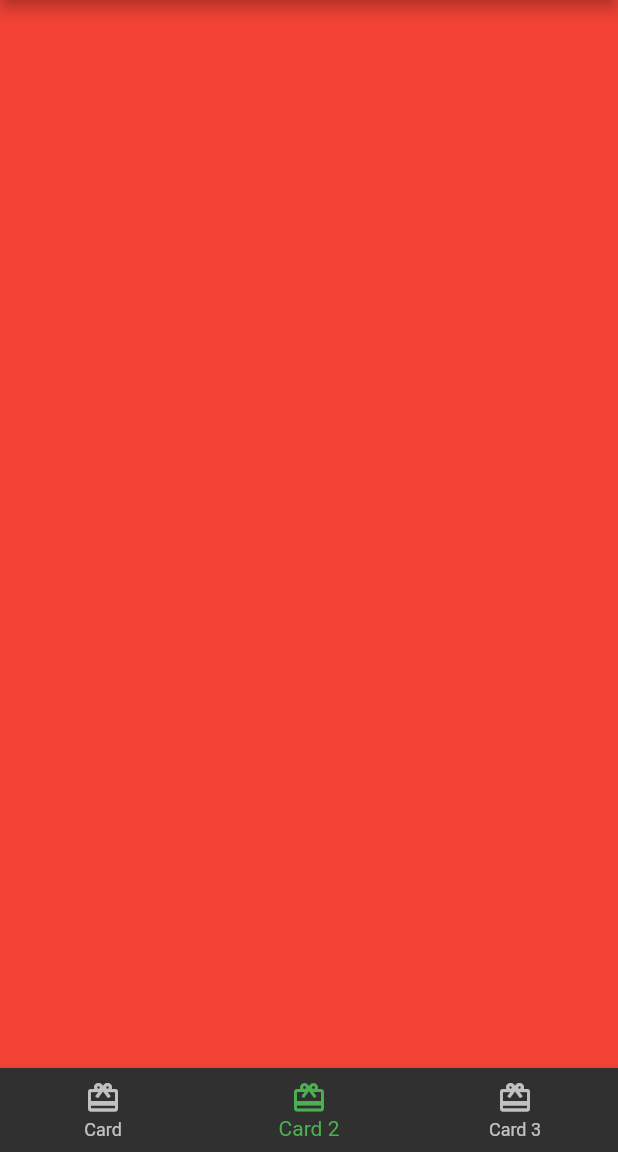
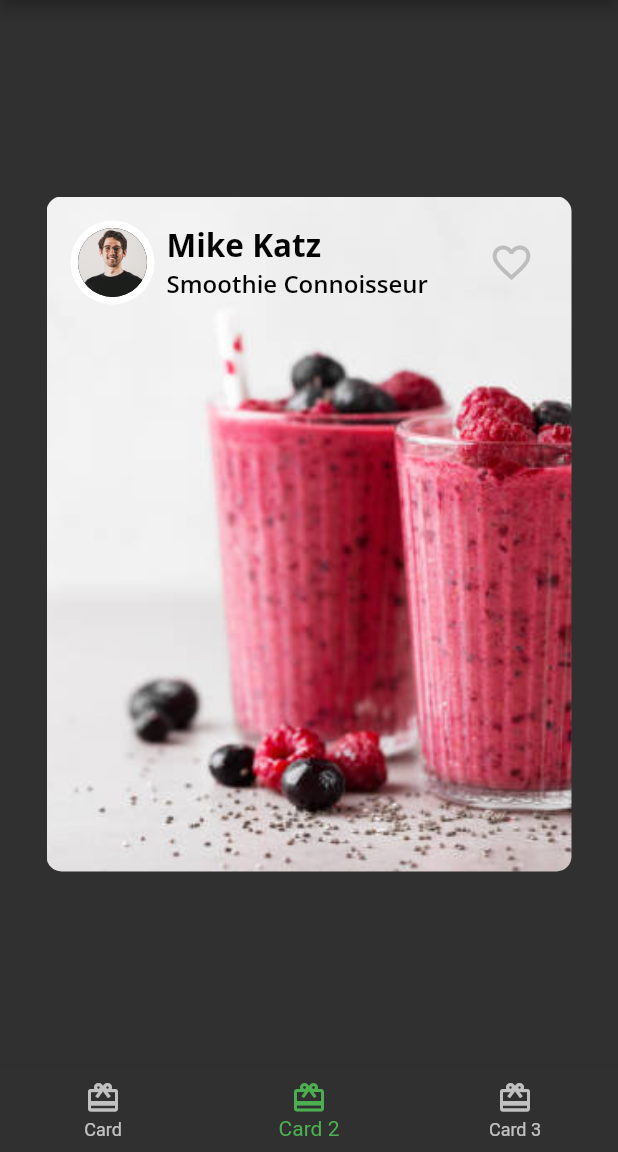
Before and after one commit to YousefZinsazK78/flutter_apprentice_project_test, a Flutter app: the screen it shows after launch, item 2 of the bottom bar chosen, on a phone screen of 412 x 824 dp, the part 84-1236 px from its top. Run offline on Flutter 3.47's test engine with Material 2 defaults, Android fonts, the phone set to English and light mode, and no system bars; our stand-ins replace google_fonts.

Commit message:
(added)->chef.jpg,mag5.jpg;(modified)->circle_image.dart,card2.dart,author_card.dart

```diff
--- /dev/null
+++ b/lib/author_card.dart
@@ -0,0 +1,61 @@
+import 'package:flutter/material.dart';
+import './fooderlich_theme.dart';
+import './circle_image.dart';
+
+class AuthorCard extends StatelessWidget {
+  const AuthorCard({
+    Key? key,
+    required this.authorName,
+    required this.title,
+    this.imageProvider,
+  }) : super(key: key);
+
+  final String authorName;
+  final String title;
+  final ImageProvider? imageProvider;
+
+  @override
+  Widget build(BuildContext context) {
+    return Container(
+      padding: const EdgeInsets.all(16),
+      child: Row(
+        mainAxisAlignment: MainAxisAlignment.spaceBetween,
+        children: [
+          Row(
+            children: [
+              CircleImage(
+                imageProvider: imageProvider,
+                imageRadius: 28,
+              ),
+              const SizedBox(
+                width: 8,
+              ),
+              Column(
+                crossAxisAlignment: CrossAxisAlignment.start,
+                children: [
+                  Text(
+                    authorName,
+                    style: FooderlichTheme.lightTextTheme.headline2,
+                  ),
+                  Text(
+                    title,
+                    style: FooderlichTheme.lightTextTheme.headline3,
+                  ),
+                ],
+              )
+            ],
+          ),
+          IconButton(
+            onPressed: () {
+              const snackBar = SnackBar(content: Text('Favorite Pressed'));
+              ScaffoldMessenger.of(context).showSnackBar(snackBar);
+            },
+            iconSize: 30,
+            color: Colors.grey[400],
+            icon: const Icon(Icons.favorite_border),
+          ),
+        ],
+      ),
+    );
+  }
+}
--- /dev/null
+++ b/lib/card2.dart
@@ -0,0 +1,36 @@
+import 'package:flutter/material.dart';
+import 'package:flutter_application_test/author_card.dart';
+
+class Card2 extends StatelessWidget {
+  const Card2({Key? key}) : super(key: key);
+
+  @override
+  Widget build(BuildContext context) {
+    return Center(
+      child: Container(
+        constraints: const BoxConstraints.expand(
+          width: 350,
+          height: 450,
+        ),
+        decoration: const BoxDecoration(
+          image: DecorationImage(
+            image: AssetImage('assets/mag5.jpg'),
+            fit: BoxFit.cover,
+          ),
+          borderRadius: BorderRadius.all(
+            Radius.circular(10.0),
+          ),
+        ),
+        child: Column(
+          children: const [
+            AuthorCard(
+              authorName: 'Mike Katz',
+              title: 'Smoothie Connoisseur',
+              imageProvider: AssetImage('assets/chef.jpg'),
+            ),
+          ],
+        ),
+      ),
+    );
+  }
+}
--- /dev/null
+++ b/lib/circle_image.dart
@@ -0,0 +1,24 @@
+import 'package:flutter/material.dart';
+
+class CircleImage extends StatelessWidget {
+  const CircleImage({
+    Key? key,
+    required this.imageRadius,
+    this.imageProvider,
+  }) : super(key: key);
+
+  final double imageRadius;
+  final ImageProvider? imageProvider;
+
+  @override
+  Widget build(BuildContext context) {
+    return CircleAvatar(
+      backgroundColor: Colors.white,
+      radius: imageRadius,
+      child: CircleAvatar(
+        radius: imageRadius - 5,
+        backgroundImage: imageProvider,
+      ),
+    );
+  }
+}
--- a/lib/home.dart
+++ b/lib/home.dart
@@ -1,5 +1,6 @@
 import 'package:flutter/material.dart';
 import './card1.dart';
+import './card2.dart';
 
 class Home extends StatefulWidget {
   const Home({Key? key}) : super(key: key);
@@ -13,9 +14,7 @@ class _HomeState extends State<Home> {
 
   static List<Widget> pages = <Widget>[
     const Card1(),
-    Container(
-      color: Colors.red,
-    ),
+    const Card2(),
     Container(
       color: Colors.yellow,
     ),
```
Also changed, not shown: assets/chef.jpg (added), assets/mag5.jpg (added).
